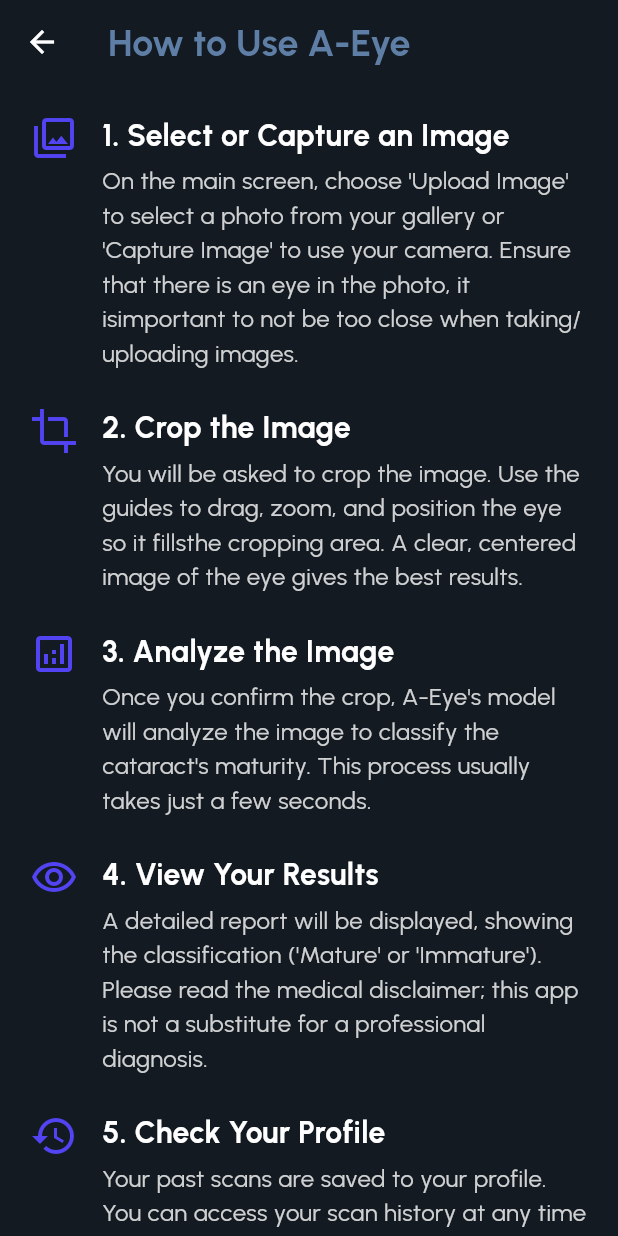
After one commit to reiidj/a-eye, a Flutter app: the GuidePage screen opened by its route, on a phone screen of 412 x 824 dp. The commit adds this screen. Run offline on Flutter 3.47's test engine with Material 3 defaults, Android fonts, the phone set to English and light mode, and no system bars; our stand-ins replace camera, drift, google_fonts, image_picker; missing offline and left inert: crop_your_image, google_mlkit_face_detection; accounts and stored records are empty; generated files the repository leaves out were written again.

Commit message:
Feat: Guide page done, to do:PDF Result print outs

```diff
--- a/lib/database/app_database.dart
+++ b/lib/database/app_database.dart
@@ -73,6 +73,15 @@
 
   // --- Scan Methods ---
   Future<int> insertScan(ScansCompanion scan) => into(scans).insert(scan);
+  Future<bool> updateScan(ScansCompanion scan) => update(scans).replace(scan);
+
+  Future<Scan?> getLatestScan() async {
+    return (select(scans)
+      ..orderBy(
+          [(s) => OrderingTerm(expression: s.timestamp, mode: OrderingMode.desc)])
+      ..limit(1))
+        .getSingleOrNull();
+  }
 
   Future<List<Scan>> getScansForUser(int userId) {
     return (select(scans)
--- a/lib/image_validator.dart
+++ b/lib/image_validator.dart
@@ -253,7 +253,7 @@
       if (eyeRect == null) {
         return ValidationResult(
           isValid: false,
-          reason: "Could not detect an eye in the image. Please ensure the eye is clearly visible.",
+          reason: "Could not detect an eye in the image. Please ensure the eye is clearly visible or not too close.",
         );
       }
 
--- a/lib/routes.dart
+++ b/lib/routes.dart
@@ -6,6 +6,7 @@
 
 // Welcome page
 import 'package:a_eye/screens/welcome_screen.dart';
+import 'package:a_eye/screens/guide_page.dart';
 
 // Scan setup
 import 'package:a_eye/screens/scan_setup/scan_mode_page.dart';
@@ -117,6 +118,13 @@
       userName: userName,
       onNext: () => Navigator.pushNamed(context, '/scanMode'),
       onProfile: () => Navigator.pushNamed(context, '/ProfilePage'),
+      onGuide: () => Navigator.pushNamed(context, '/guide'),
+    );
+  },
+
+  '/guide': (context) {
+    return GuidePage(
+      onNext: () => Navigator.pushNamed(context, '/scanMode'),
     );
   },
 
--- /dev/null
+++ b/lib/screens/guide_page.dart
@@ -0,0 +1,129 @@
+import 'package:flutter/material.dart';
+import 'package:google_fonts/google_fonts.dart';
+
+class GuidePage extends StatelessWidget {
+  final VoidCallback onNext;
+
+  const GuidePage({
+    super.key,
+    required this.onNext,
+  });
+
+  @override
+  Widget build(BuildContext context) {
+    return Scaffold(
+      backgroundColor: const Color(0xFF131A21),
+      appBar: AppBar(
+        backgroundColor: const Color(0xFF131A21),
+        elevation: 0,
+        leading: IconButton(
+          icon: const Icon(Icons.arrow_back, color: Colors.white),
+          onPressed: () => Navigator.of(context).pop(),
+        ),
+        title: Text(
+          "How to Use A-Eye",
+          style: GoogleFonts.urbanist(
+            color: const Color(0xFF5E7EA6),
+            fontSize: 25,
+            fontWeight: FontWeight.bold,
+          ),
+        ),
+      ),
+      body: ListView(
+        padding: const EdgeInsets.all(20.0),
+        children: const [
+          _GuideStep(
+            icon: Icons.photo_library_outlined,
+            title: "1. Select or Capture an Image",
+            description: "On the main screen, choose 'Upload Image' "
+                "to select a photo from your gallery or 'Capture Image' "
+                "to use your camera. Ensure that there is an eye in the photo, it is"
+                "important to not be too close when taking/uploading images.",
+          ),
+
+          _GuideStep(
+            icon: Icons.crop,
+            title: "2. Crop the Image",
+            description: "You will be asked to crop the image. "
+                "Use the guides to drag, zoom, and position the eye so it fills"
+                "the cropping area. A clear, centered image of the eye gives the "
+                "best results.",
+          ),
+
+          _GuideStep(
+            icon: Icons.analytics_outlined,
+            title: "3. Analyze the Image",
+            description: "Once you confirm the crop, A-Eye's model will analyze "
+                "the image to classify the cataract's maturity. This process usually "
+                "takes just a few seconds.",
+          ),
+
+          _GuideStep(
+            icon: Icons.visibility_outlined,
+            title: "4. View Your Results",
+            description: "A detailed report will be displayed, showing the classification "
+                "('Mature' or 'Immature'). Please read the medical disclaimer; this app is not a "
+                "substitute for a professional diagnosis.",
+          ),
+
+          _GuideStep(
+            icon: Icons.history_outlined,
+            title: "5. Check Your Profile",
+            description: "Your past scans are saved to your profile. You can access your scan "
+                "history at any time by tapping the profile icon on the welcome screen.",
+          ),
+        ],
+      ),
+    );
+  }
+}
+
+// Helper widget for styling each step
+class _GuideStep extends StatelessWidget {
+  final IconData icon;
+  final String title;
+  final String description;
+
+  const _GuideStep({
+    required this.icon,
+    required this.title,
+    required this.description,
+  });
+
+  @override
+  Widget build(BuildContext context) {
+    return Padding(
+      padding: const EdgeInsets.only(bottom: 24.0),
+      child: Row(
+        crossAxisAlignment: CrossAxisAlignment.start,
+        children: [
+          Icon(icon, color: const Color(0xFF5244F3), size: 32),
+          const SizedBox(width: 16),
+          Expanded(
+            child: Column(
+              crossAxisAlignment: CrossAxisAlignment.start,
+              children: [
+                Text(
+                  title,
+                  style: GoogleFonts.urbanist(
+                    color: Colors.white,
+                    fontSize: 20,
+                    fontWeight: FontWeight.bold,
+                  ),
+                ),
+                const SizedBox(height: 4),
+                Text(
+                  description,
+                  style: GoogleFonts.urbanist(
+                    color: Colors.white.withOpacity(0.8),
+                    fontSize: 16,
+                  ),
+                ),
+              ],
+            ),
+          ),
+        ],
+      ),
+    );
+  }
+}
```
Also changed, not shown: lib/screens/scan/results_page.dart (+108 -35 lines), lib/screens/welcome_screen.dart (+10 -6 lines).
